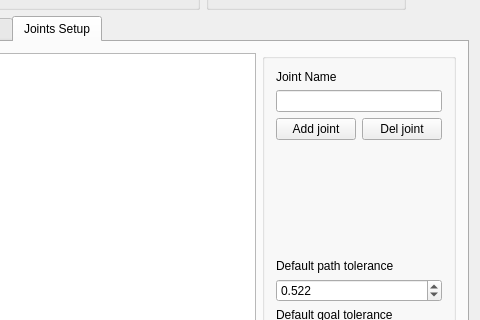
The window that hmi/sweetie_bot_joint_trajectory_editor/src/Editor.ui (sweetie-bot-project/sweetie_bot) describes before a commit, drawn with Qt 5; both pictures show x 91 to 571 and y 121 to 441 of the 571 by 609 pixel window.
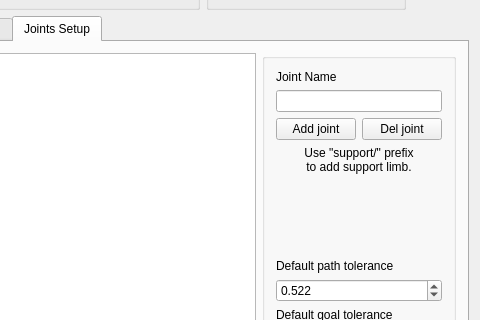
The same window after the commit. The open tabs and pages were chosen to show the change.

Commit message: Add a tip label to user interface.

What changed in the file:
```diff
--- a/hmi/sweetie_bot_joint_trajectory_editor/src/Editor.ui
+++ b/hmi/sweetie_bot_joint_trajectory_editor/src/Editor.ui
@@ -510,6 +510,13 @@
                    </item>
                   </layout>
                  </item>
+                 <item>
+                  <widget class="QLabel" name="supportAddTipLabel">
+                   <property name="text">
+                    <string>&lt;html&gt;&lt;head/&gt;&lt;body&gt;&lt;p align=&quot;center&quot;&gt;Use &amp;quot;support/&amp;quot; prefix&lt;br/&gt;to add support limb.&lt;/p&gt;&lt;/body&gt;&lt;/html&gt;</string>
+                   </property>
+                  </widget>
+                 </item>
                  <item>
                   <spacer name="verticalSpacer_2">
                    <property name="orientation">
```
Left out of the diff: 2 changed lines with no effect on the pictures.
